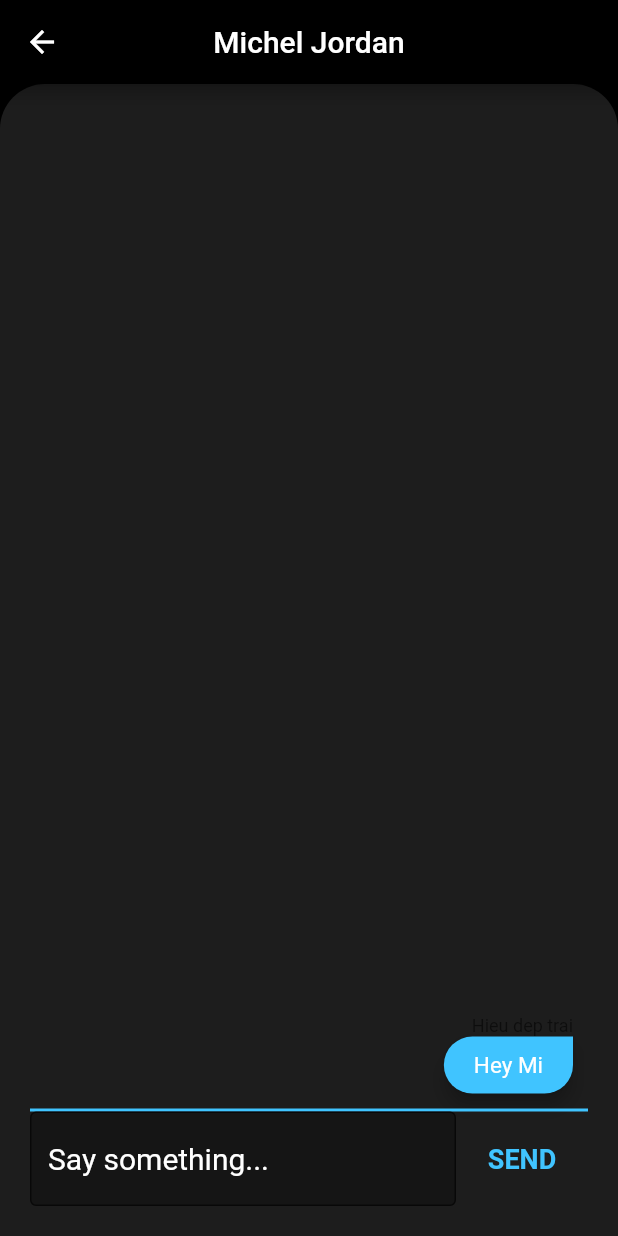
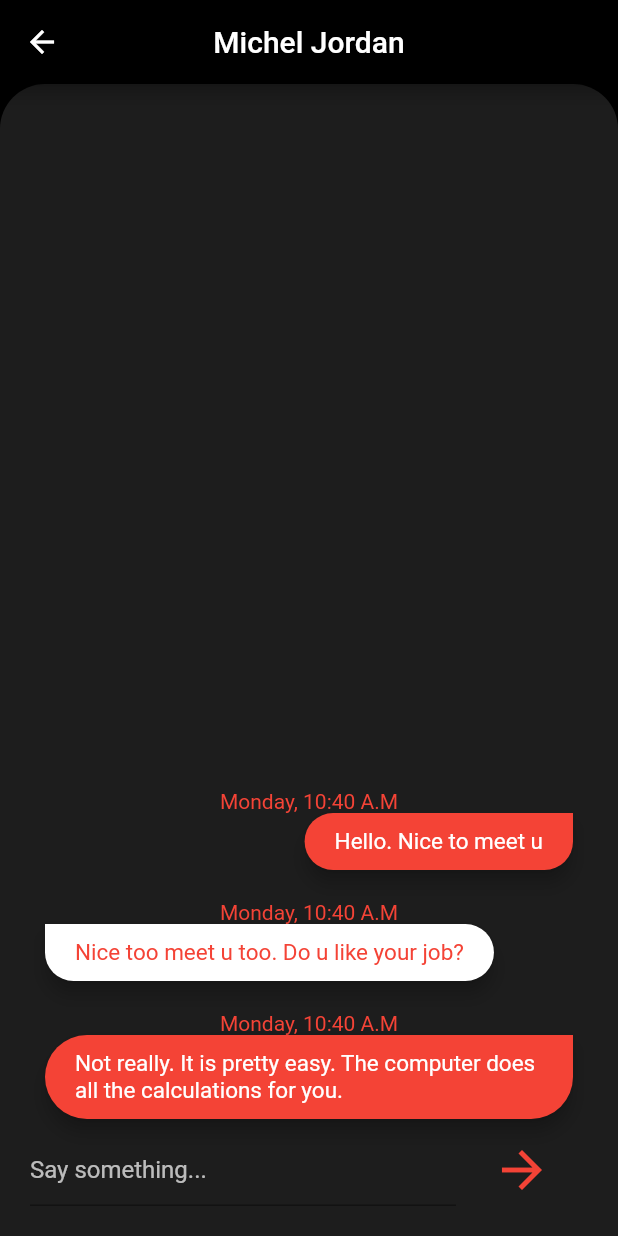
Before and after one commit to thanhdat369/HCI-PT-Booking, a Flutter app: the screen it shows after launch, on a phone screen of 412 x 824 dp. Run offline on Flutter 3.47's test engine with Material 2 defaults, Android fonts, the phone set to English and light mode, and no system bars; our stand-ins replace cloud_firestore; accounts and stored records are empty; Roboto replaces fonts that are missing (ProductSans).

Commit message:
Hieu01- fix chat screen

```diff
--- a/lib/constants.dart
+++ b/lib/constants.dart
@@ -1,7 +1,6 @@
 import 'package:flutter/material.dart';
 
 const kSendButtonTextStyle = TextStyle(
-
   color: Colors.lightBlueAccent,
   fontWeight: FontWeight.bold,
   fontSize: 18.0,
@@ -11,6 +10,6 @@ const kSendButtonTextStyle = TextStyle(
 
 const kMessageContainerDecoration = BoxDecoration(
   border: Border(
-    top: BorderSide(color: Colors.lightBlueAccent, width: 2.0),
+    top: BorderSide(color: Colors.black, width: 2.0),
   ),
 );
--- a/lib/screens/user_screen/chatting_screen.dart
+++ b/lib/screens/user_screen/chatting_screen.dart
@@ -16,6 +16,7 @@ class _ChatScreenState extends State<ChatScreen> {
   void initState() {
     super.initState();
   }
+
   @override
   Widget build(BuildContext context) {
     return UserScreenBackButton(
@@ -25,23 +26,27 @@ class _ChatScreenState extends State<ChatScreen> {
           mainAxisAlignment: MainAxisAlignment.spaceBetween,
           crossAxisAlignment: CrossAxisAlignment.stretch,
           children: <Widget>[
+
+
+
+
             MessagesStream(),
+
             Container(
-              decoration: kMessageContainerDecoration,
               child: Row(
                 crossAxisAlignment: CrossAxisAlignment.center,
                 children: <Widget>[
                   Expanded(
                     child: TextField(
                       decoration: InputDecoration(
-                          filled: true,
-                          fillColor: Colors.black26,
-                          border: OutlineInputBorder(),
-                          labelStyle:
-                              TextStyle(color: Colors.red, fontSize: 24.0),
-                          hintText: 'Say something...',
-                          hintStyle:
-                              TextStyle(fontSize: 20.0, color: Colors.white)),
+                        fillColor: Colors.red,
+                        hintText: "Say something...",
+                        hintStyle: TextStyle(color: Colors.white70),
+                        focusedBorder: OutlineInputBorder(
+                          borderSide: const BorderSide(color: Colors.red, width: 2.0),
+                          borderRadius: BorderRadius.circular(25.0),
+                        )
+                      ),
                     ),
                   ),
                   FlatButton(
@@ -53,9 +58,20 @@ class _ChatScreenState extends State<ChatScreen> {
                       //   'dateCreated': FieldValue.serverTimestamp()
                       // });
                     },
-                    child: Text(
-                      'SEND',
+                    child: RichText(text: TextSpan(
                       style: kSendButtonTextStyle,
+                      children: [
+                        WidgetSpan(
+                          child: Padding(
+
+                            padding: const EdgeInsets.symmetric(horizontal: 2.0),
+                            child: Icon(Icons.arrow_forward,color: Colors.red, size: 40),
+                          ),
+                        ),
+                      ]
+                    ),
+                      // 'SEND',
+                      //
                     ),
                   ),
                 ],
@@ -71,36 +87,26 @@ class _ChatScreenState extends State<ChatScreen> {
 class MessagesStream extends StatelessWidget {
   @override
   Widget build(BuildContext context) {
+    DateTime today = DateTime.now();
+
     return StreamBuilder<QuerySnapshot>(
-      builder: (context, snapshot) {
+    builder: (context, snapshot) {
         if (!snapshot.hasData) {
-          final messages = [1];
+          List<MessageBubble> bubbles = [
 
-          List<MessageBubble> bubbles = [
-            MessageBubble(sender: 'Hieu dep trai', text: 'Hey Mi', isMe: true),
-            MessageBubble(sender: 'Not me', text: 'What\'s new?', isMe: false)
+            MessageBubble(sender: 'Not me', text: "Not really. It is pretty easy. The computer does all the calculations for you.", isMe: true),
+            MessageBubble(sender: 'Hieu dep trai', text: 'Nice too meet u too. Do u like your job?', isMe: false),
+            MessageBubble(sender: 'Not me', text: "Hello. Nice to meet u", isMe: true),
           ];
 
-          List<MessageBubble> messageWidgets = messages.map((message) {
-            final sender = bubbles[0].sender.toString();
-            if (bubbles[0].isMe == true) {
-              return MessageBubble(
-                sender: bubbles[0].sender.toString(),
-                text: bubbles[0].text,
-                isMe: bubbles[0].isMe,
-              );
-            } else {
-              return MessageBubble(
-                sender: bubbles[1].sender.toString(),
-                text: bubbles[1].text,
-                isMe: bubbles[1].isMe,
-              );
-            }
-          }).toList();
+          bubbles.forEach((bubble) {
+            print(bubble);
+          });
+
           return Expanded(
             child: ListView(
               reverse: true,
-              children: messageWidgets,
+              children: bubbles,
             ),
           );
         }
@@ -117,20 +123,28 @@ class MessageBubble extends StatelessWidget {
   final String sender;
   final String text;
   final bool isMe;
-  MessageBubble({this.sender, this.text, this.isMe});
+  DateTime date;
+
+
+  MessageBubble({this.sender, this.text, this.isMe, this.date});
 
   @override
   Widget build(BuildContext context) {
     return Padding(
       padding: EdgeInsets.all(10.0),
+
       child: Column(
         crossAxisAlignment:
             isMe ? CrossAxisAlignment.end : CrossAxisAlignment.start,
+
         children: <Widget>[
-          Text(
-            "$sender",
-            style: TextStyle(fontSize: 12, color: Colors.black54),
-          ),
+          Container(
+              alignment: Alignment.center,
+              child: Text(
+                "Monday, 10:40 A.M",
+                style: TextStyle(
+                  color: Colors.red,),
+              ) ),
           Material(
             borderRadius: isMe
                 ? BorderRadius.only(
@@ -144,16 +158,17 @@ class MessageBubble extends StatelessWidget {
                     bottomRight: Radius.circular(30),
                   ),
             elevation: 5,
-            color: isMe ? Colors.lightBlueAccent : Colors.white,
+            color: isMe ? Colors.red : Colors.white,
             child: Padding(
               padding: EdgeInsets.symmetric(vertical: 10, horizontal: 20),
               child: Text(
                 "$text",
                 style: TextStyle(
-                  color: Colors.white,
+                  color: isMe ? Colors.white : Colors.red,
                   fontSize: 15,
                 ),
               ),
+
             ),
           ),
         ],
```
Also changed, not shown: lib/screens/user_screen/profile.dart (+4 -4 lines), lib/screens/user_screen/user_screen.dart (+71 -71 lines).
